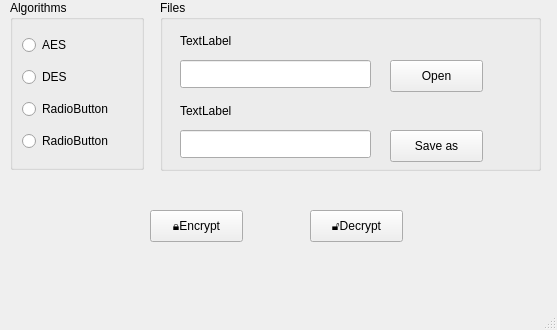
Qt form final_project/ui/DecryptAndEncrypt.ui (hoangchitrung/bmttnc-hutech-2280603437) before a commit.
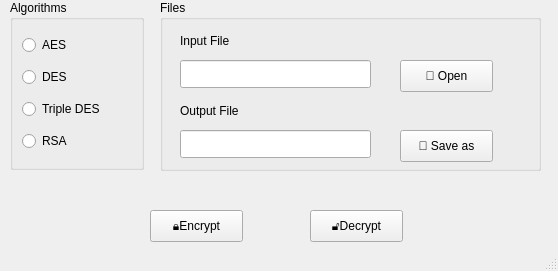
The same form after that commit.

Commit message: update: Open files and display on textfield

```diff
--- a/final_project/ui/DecryptAndEncrypt.ui
+++ b/final_project/ui/DecryptAndEncrypt.ui
@@ -2,12 +2,15 @@
 <ui version="4.0">
  <class>MainWindow</class>
  <widget class="QMainWindow" name="MainWindow">
+  <property name="enabled">
+   <bool>true</bool>
+  </property>
   <property name="geometry">
    <rect>
     <x>0</x>
     <y>0</y>
-    <width>557</width>
-    <height>330</height>
+    <width>558</width>
+    <height>271</height>
    </rect>
   </property>
   <property name="windowTitle">
@@ -47,14 +50,14 @@
      <item>
       <widget class="QRadioButton" name="radioButton_3">
        <property name="text">
-        <string>RadioButton</string>
+        <string>Triple DES</string>
        </property>
       </widget>
      </item>
      <item>
       <widget class="QRadioButton" name="radioButton_4">
        <property name="text">
-        <string>RadioButton</string>
+        <string>RSA</string>
        </property>
       </widget>
      </item>
@@ -77,12 +80,12 @@
       <rect>
        <x>20</x>
        <y>100</y>
-       <width>67</width>
+       <width>91</width>
        <height>22</height>
       </rect>
      </property>
      <property name="text">
-      <string>TextLabel</string>
+      <string>Output File</string>
      </property>
     </widget>
     <widget class="QLabel" name="label">
@@ -90,12 +93,12 @@
       <rect>
        <x>20</x>
        <y>30</y>
-       <width>67</width>
+       <width>81</width>
        <height>22</height>
       </rect>
      </property>
      <property name="text">
-      <string>TextLabel</string>
+      <string>Input File</string>
      </property>
     </widget>
     <widget class="QLineEdit" name="lineEdit_2">
@@ -121,27 +124,27 @@
     <widget class="QPushButton" name="pushButton">
      <property name="geometry">
       <rect>
-       <x>230</x>
+       <x>240</x>
        <y>60</y>
        <width>93</width>
        <height>32</height>
       </rect>
      </property>
      <property name="text">
-      <string>Open</string>
+      <string>📁 Open</string>
      </property>
     </widget>
     <widget class="QPushButton" name="pushButton_2">
      <property name="geometry">
       <rect>
-       <x>230</x>
+       <x>240</x>
        <y>130</y>
        <width>93</width>
        <height>32</height>
       </rect>
      </property>
      <property name="text">
-      <string>Save as</string>
+      <string>💾 Save as</string>
      </property>
     </widget>
    </widget>
```
Left out of the diff: 30 changed lines with no effect on the pictures. The commit also changes 5 other files.
